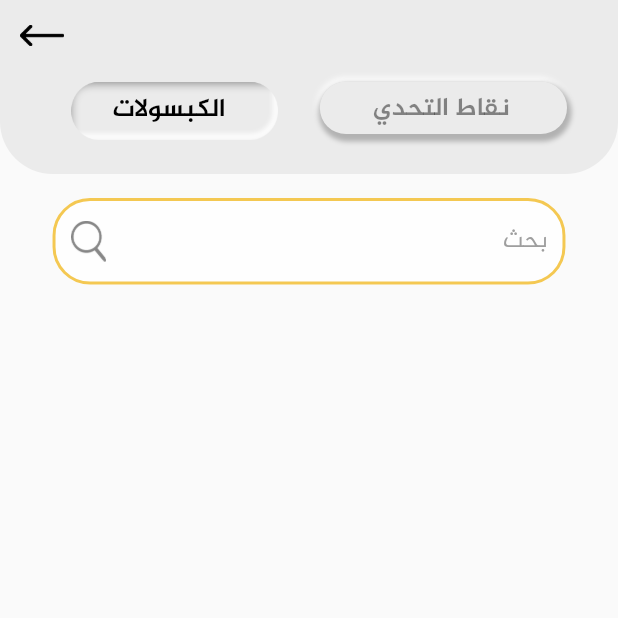
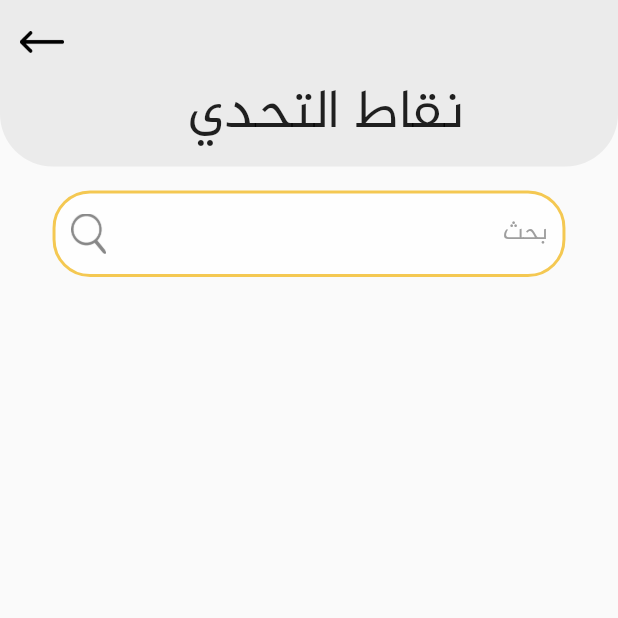
Before and after one commit to samah7/TheGameApp, a Flutter app: the LeaderBoardAdmin screen opened by its route, on a phone screen of 412 x 824 dp, the top half of it. Run offline on Flutter 3.47's test engine with Material 2 defaults, Android fonts, the phone set to English and light mode, and no system bars; our stand-ins replace audioplayers, bloc, equatable, flutter_bloc, flutter_local_notifications, flutter_slidable and 5 more; accounts and stored records are empty; network calls fail.

Commit message:
fixing bugs

```diff
--- a/lib/screens/leaderboardadmin.dart
+++ b/lib/screens/leaderboardadmin.dart
@@ -3,6 +3,7 @@ import 'package:flutter/cupertino.dart';
 import 'package:flutter/material.dart';
 import '../widgets/CapsulesAdm.dart';
 import '../widgets/pointsAdm.dart';
+import '../Ressources/Ressources.dart';
 
 class LeaderBoardAdmin extends StatefulWidget {
   LeaderBoardAdmin({Key key}) : super(key: key);
@@ -40,6 +41,7 @@ class LeaderBoardAdminState extends State<LeaderBoardAdmin>
     return DefaultTabController(
       length: 2,
       child: Scaffold(
+        /*
         appBar: AppBar(
           shape: RoundedRectangleBorder(
               borderRadius: BorderRadius.only(
@@ -96,11 +98,108 @@ class LeaderBoardAdminState extends State<LeaderBoardAdmin>
               ),
             ),
           ),
+        ),*/
+        appBar: AppBar(
+          shape: RoundedRectangleBorder(
+              borderRadius: BorderRadius.only(
+                  bottomRight: Radius.circular(35.0),
+                  bottomLeft: Radius.circular(35.0))),
+          leading: new IconButton(
+              icon: Image.asset('assets/images/back.png', scale: 5),
+              onPressed: () => Navigator.of(context).popAndPushNamed('/home')),
+          backgroundColor: Color(0xffEBEBEB),
+          elevation: 0.0,
+          bottom: PreferredSize(
+            preferredSize: new Size(siz.width, 55.0),
+            child: new Container(
+              padding: EdgeInsets.only(
+                  bottom: siz.height * 0.025,
+                  right: siz.width * .065,
+                  left: siz.width * 0.065),
+            ),
+          ),
+
+          flexibleSpace: Container(
+            margin: EdgeInsets.only(
+                top: siz.height * .05, right: siz.width * .25),
+            alignment: Alignment.centerRight,
+            child: Text(
+              ' نقاط التحدي',
+              textAlign: TextAlign.center,
+              style: TextStyle(
+                fontSize: siz.width * .09,
+                fontFamily: fntAljazeera,
+              ),
+            ),
+          ),
+
+          /*
+          title: Text(
+            'نقاط التحدي',
+            style: TextStyle(color: Colors.black, fontFamily: 'fntAljazeera'),
+          ),
+
+*/
+          /*
+          automaticallyImplyLeading: false,
+          bottom: PreferredSize(
+            preferredSize: new Size(siz.width, 55.0),
+            child: new Container(
+              padding: EdgeInsets.only(
+                  bottom: siz.height * 0.025,
+                  right: siz.width * 0.065,
+                  left: siz.width * 0.065),
+
+
+              child: Theme(
+                data: ThemeData(
+                  highlightColor: Colors.transparent,
+                  splashColor: Colors.transparent,
+                ),
+
+
+                child: TabBar(
+                  labelPadding: EdgeInsets.only(right: 2.0, left: 2),
+                  indicator: null,
+                  controller: _controller,
+                  labelStyle: TextStyle(
+                    fontSize: 19.0,
+                    fontWeight: FontWeight.bold,
+                  ),
+                  indicatorColor: Colors.transparent,
+                  labelColor: Color(0xff000000),
+                  tabs: [
+                    Tab(
+                        child: tabBtn(
+                            ' الكبسولات  ', context, _selectedIndex == 0)),
+                    Tab(
+                      child: tabBtn(
+                        'نقاط التحدي',
+                        context,
+                        _selectedIndex == 1,
+                      ),
+                    ),
+                  ],
+                  onTap: (val) async {
+                    setState(() {});
+                    print(_controller.index);
+                  },
+                ),
+
+
+
+              ),
+
+            ),
+          ),
+          */
         ),
-        body: TabBarView(controller: _controller, children: <Widget>[
+
+        body:   listPointsAdm(),
+       /* TabBarView(controller: _controller, children: <Widget>[
           listCapsulesAdm(),
           listPointsAdm(),
-        ]),
+        ]),*/
       ),
 
       // نقاط التحدي
--- a/lib/screens/ownerScreenPage.dart
+++ b/lib/screens/ownerScreenPage.dart
@@ -12,9 +12,9 @@ class OwnerScreen extends StatefulWidget {
 }
 
 class _OwnerPageState extends State<OwnerScreen> {
-  List<Challenge> _challenges;
+  List<Challenge> _challenges=List<Challenge>();
 
-  List<Challenge> _challengeDisplay;
+  List<Challenge> _challengeDisplay=List<Challenge>();
 
   ///search  (affichage de list)
   bool _isLoading = true;
--- a/lib/widgets/pointsAdm.dart
+++ b/lib/widgets/pointsAdm.dart
@@ -20,11 +20,15 @@ class listAdmintstate extends State<listPointsAdm> {
   var size;
   bool status = true;
   List k;
+  int c = 1;
   List userDetails = [];
   List searchResult = [];
+  bool load = false;
+  UserController dbo = UserController();
+  ScrollController s = ScrollController();
   //listWidgetstate( {Key key} ) :super(key:key);
   UserController db = UserController();
-  void initState() {
+  /*void initState() {
     super.initState();
     db.getTrandingpoint(1).then((value) {
       setState(() {
@@ -34,6 +38,34 @@ class listAdmintstate extends State<listPointsAdm> {
     });
 
     //isInLeaderBoard = List<bool>.generate(items.length, (int i) => false);
+  }*/
+  initState() {
+    super.initState();
+    dbo.getTrandingpoint(1).then((v) {
+      setState(() {
+        k = v;
+      });
+    });
+    s.addListener(() async {
+      print((s.position.pixels));
+      if ((s.position.pixels) == (s.position.maxScrollExtent)) {
+        setState(() {
+          load = true;
+        });
+
+        c = c + 1;
+        print(load);
+        dbo.getTrandingpoint(c).then((value) async {
+          setState(() {
+            k.addAll(value);
+            print(load);
+          });
+          load = false;
+        });
+      }
+
+      //load=false;
+    });
   }
 
   ///////////////////////////////////////
@@ -56,8 +88,8 @@ class listAdmintstate extends State<listPointsAdm> {
   Widget build(BuildContext context) {
     var size = MediaQuery.of(context).size;
     var snum = size.width * .041;
-    var sheroname = 17.0; //size.height*.0222;
-    var spoint = size.width * .05;
+    var sheroname = size.height*.02;
+    var spoint = size.width *.036;
     return Scaffold(
         body: Container(
       margin: EdgeInsets.only(top: 16),
@@ -414,6 +446,7 @@ class listAdmintstate extends State<listPointsAdm> {
                           : Container(
                               //margin:EdgeInsets.only(top:10,) ,
                               child: ListView.builder(
+                                controller: s,
                                   itemCount: (k.length),
                                   itemBuilder:
                                       (BuildContext context, int position) {
@@ -619,11 +652,11 @@ class listAdmintstate extends State<listPointsAdm> {
                                                                             Colors
                                                                                 .black,
                                                                         radius: size.width *
-                                                                            .031,
+                                                                            .051,
                                                                         child:
                                                                             CircleAvatar(
                                                                           radius:
-                                                                              size.width * .03,
+                                                                              size.width * .05,
                                                                           foregroundColor:
                                                                               Colors.black,
                                                                           backgroundColor:
@@ -633,7 +666,7 @@ class listAdmintstate extends State<listPointsAdm> {
                                                                             '${position + 1}',
                                                                             style:
                                                                                 TextStyle(
-                                                                              fontSize: (snum > 17) ? 17 : snum,
+                                                                              fontSize: size.width * .029,
                                                                             ),
                                                                           ),
                                                                         )),
@@ -705,7 +738,18 @@ class listAdmintstate extends State<listPointsAdm> {
                                           )),
                                         ));
                                   })),
-                    ))
+                    )),
+          load
+              ? Container(
+            height: 100,
+            color: Colors.transparent,
+            child: Center(
+              child: new CircularProgressIndicator(),
+            ),
+          )
+              : Container(
+            height: 0,
+          ),
         ],
       ),
     ));
```
Also changed, not shown: lib/controller/user_controller.dart (+4 -3 lines), lib/widgets/pointWidget.dart (+5 -5 lines).
